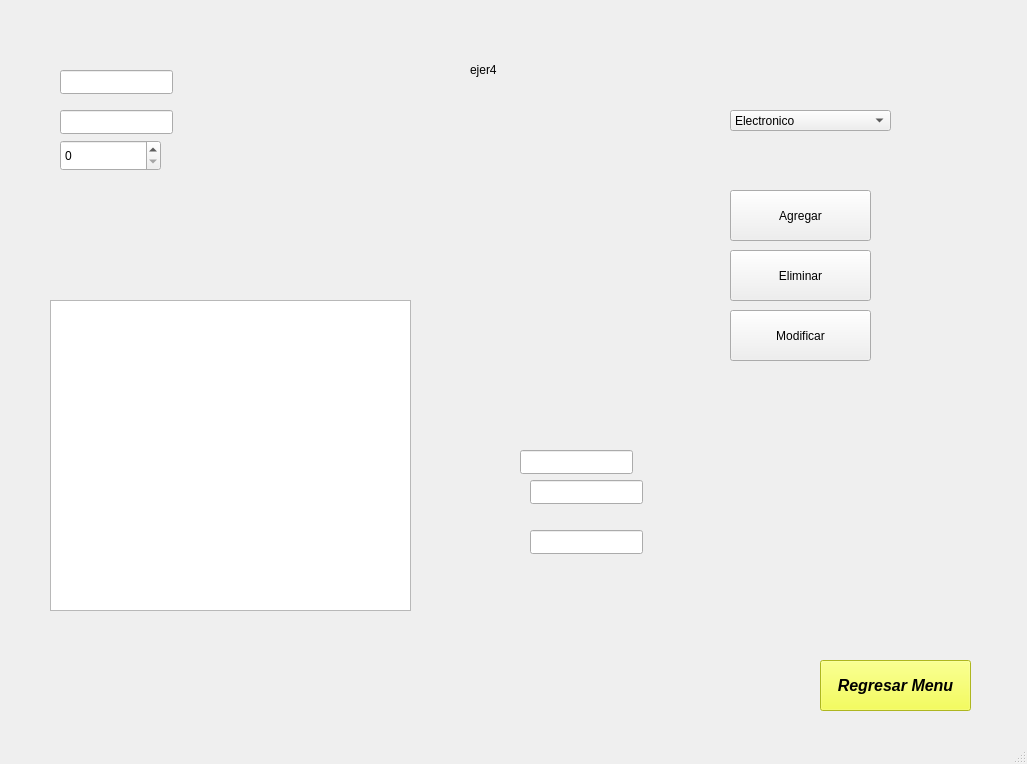
harlenlopez10/Laboratorio4_Harlen_Lopez_22311161, file cframe.ui: the form before one commit.
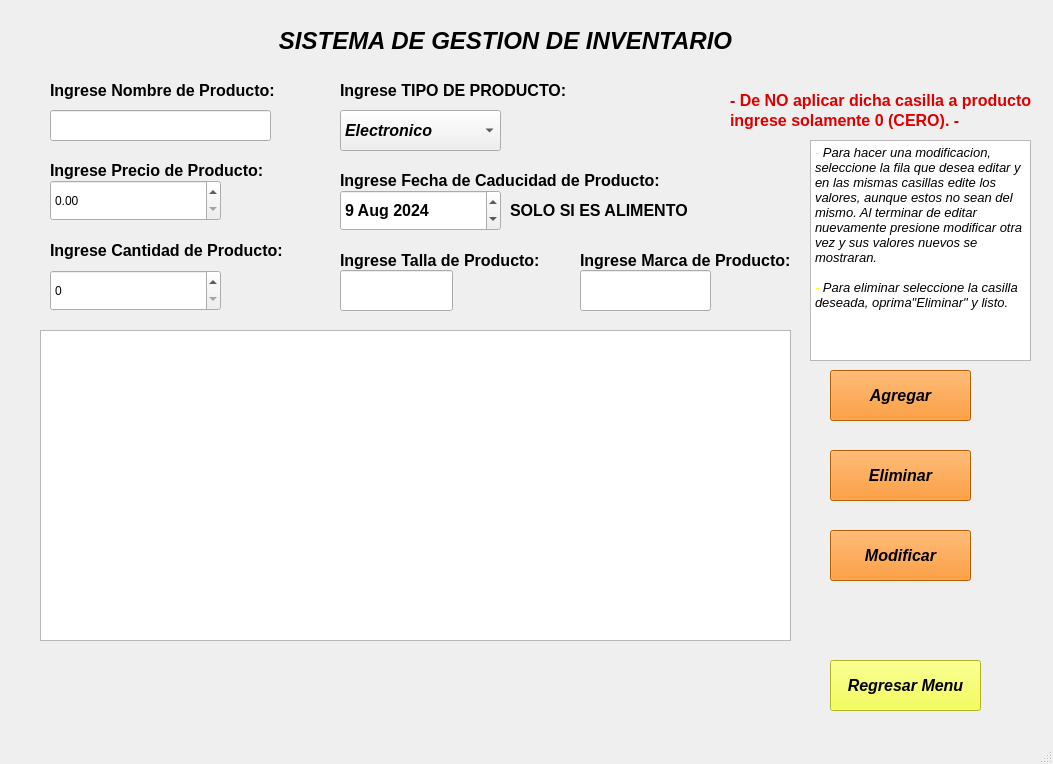
The form after the commit.

What changed in the file:
```diff
--- a/cframe.ui
+++ b/cframe.ui
@@ -6,7 +6,7 @@
    <rect>
     <x>0</x>
     <y>0</y>
-    <width>1027</width>
+    <width>1053</width>
     <height>764</height>
    </rect>
   </property>
@@ -19,7 +19,7 @@
      <rect>
       <x>10</x>
       <y>10</y>
-      <width>991</width>
+      <width>1031</width>
       <height>651</height>
      </rect>
     </property>
@@ -445,28 +445,26 @@
      </widget>
     </widget>
     <widget class="QWidget" name="page_2">
-     <widget class="QLabel" name="label_5">
-      <property name="geometry">
-       <rect>
-        <x>460</x>
-        <y>50</y>
-        <width>63</width>
-        <height>20</height>
-       </rect>
-      </property>
-      <property name="text">
-       <string>ejer4</string>
-      </property>
-     </widget>
      <widget class="QPushButton" name="btnAgg">
       <property name="geometry">
        <rect>
-        <x>720</x>
-        <y>180</y>
+        <x>820</x>
+        <y>360</y>
         <width>141</width>
         <height>51</height>
        </rect>
       </property>
+      <property name="font">
+       <font>
+        <pointsize>12</pointsize>
+        <italic>true</italic>
+        <bold>true</bold>
+       </font>
+      </property>
+      <property name="styleSheet">
+       <string notr="true">background-color: rgb(255, 128, 0);
+color: rgb(0, 0, 0);</string>
+      </property>
       <property name="text">
        <string>Agregar</string>
       </property>
@@ -474,12 +472,23 @@
      <widget class="QPushButton" name="btnDelete">
       <property name="geometry">
        <rect>
-        <x>720</x>
-        <y>240</y>
+        <x>820</x>
+        <y>440</y>
         <width>141</width>
         <height>51</height>
        </rect>
       </property>
+      <property name="font">
+       <font>
+        <pointsize>12</pointsize>
+        <italic>true</italic>
+        <bold>true</bold>
+       </font>
+      </property>
+      <property name="styleSheet">
+       <string notr="true">background-color: rgb(255, 128, 0);
+color: rgb(0, 0, 0);</string>
+      </property>
       <property name="text">
        <string>Eliminar</string>
       </property>
@@ -487,12 +496,23 @@
      <widget class="QPushButton" name="btnMod">
       <property name="geometry">
        <rect>
-        <x>720</x>
-        <y>300</y>
+        <x>820</x>
+        <y>520</y>
         <width>141</width>
         <height>51</height>
        </rect>
       </property>
+      <property name="font">
+       <font>
+        <pointsize>12</pointsize>
+        <italic>true</italic>
+        <bold>true</bold>
+       </font>
+      </property>
+      <property name="styleSheet">
+       <string notr="true">background-color: rgb(255, 128, 0);
+color: rgb(0, 0, 0);</string>
+      </property>
       <property name="text">
        <string>Modificar</string>
       </property>
@@ -500,42 +520,29 @@
      <widget class="QLineEdit" name="nombreEdit">
       <property name="geometry">
        <rect>
-        <x>50</x>
-        <y>60</y>
-        <width>113</width>
-        <height>24</height>
-       </rect>
-      </property>
-     </widget>
-     <widget class="QLineEdit" name="precioEdit">
-      <property name="geometry">
-       <rect>
-        <x>50</x>
+        <x>40</x>
         <y>100</y>
-        <width>113</width>
-        <height>24</height>
-       </rect>
-      </property>
-     </widget>
-     <widget class="QLineEdit" name="lineEditFechaCaducidad">
-      <property name="geometry">
-       <rect>
-        <x>510</x>
-        <y>440</y>
-        <width>113</width>
-        <height>24</height>
+        <width>221</width>
+        <height>31</height>
        </rect>
       </property>
      </widget>
      <widget class="QComboBox" name="comboBoxTipoProducto">
       <property name="geometry">
        <rect>
-        <x>720</x>
+        <x>330</x>
         <y>100</y>
         <width>161</width>
-        <height>21</height>
+        <height>41</height>
        </rect>
       </property>
+      <property name="font">
+       <font>
+        <pointsize>12</pointsize>
+        <italic>true</italic>
+        <bold>true</bold>
+       </font>
+      </property>
       <item>
        <property name="text">
         <string>Electronico</string>
@@ -555,49 +562,332 @@
      <widget class="QListWidget" name="listWidget">
       <property name="geometry">
        <rect>
-        <x>40</x>
-        <y>290</y>
-        <width>361</width>
+        <x>30</x>
+        <y>320</y>
+        <width>751</width>
         <height>311</height>
        </rect>
       </property>
+      <property name="font">
+       <font>
+        <pointsize>12</pointsize>
+        <bold>true</bold>
+       </font>
+      </property>
      </widget>
      <widget class="QSpinBox" name="spinBoxCantidad">
       <property name="geometry">
        <rect>
-        <x>50</x>
-        <y>130</y>
-        <width>101</width>
-        <height>31</height>
+        <x>40</x>
+        <y>260</y>
+        <width>171</width>
+        <height>41</height>
        </rect>
       </property>
      </widget>
      <widget class="QLineEdit" name="lineEditTalla">
       <property name="geometry">
        <rect>
-        <x>520</x>
-        <y>470</y>
+        <x>330</x>
+        <y>260</y>
         <width>113</width>
-        <height>24</height>
+        <height>41</height>
        </rect>
       </property>
      </widget>
      <widget class="QLineEdit" name="lineEditMarca">
       <property name="geometry">
        <rect>
-        <x>520</x>
-        <y>520</y>
-        <width>113</width>
-        <height>24</height>
+        <x>570</x>
+        <y>260</y>
+        <width>131</width>
+        <height>41</height>
        </rect>
       </property>
      </widget>
+     <widget class="QLabel" name="label_10">
+      <property name="geometry">
+       <rect>
+        <x>220</x>
+        <y>10</y>
+        <width>551</width>
+        <height>41</height>
+       </rect>
+      </property>
+      <property name="font">
+       <font>
+        <pointsize>18</pointsize>
+        <italic>true</italic>
+        <bold>true</bold>
+       </font>
+      </property>
+      <property name="text">
+       <string>SISTEMA DE GESTION DE INVENTARIO</string>
+      </property>
+      <property name="alignment">
+       <set>Qt::AlignmentFlag::AlignCenter</set>
+      </property>
+     </widget>
+     <widget class="QLabel" name="label_4">
+      <property name="geometry">
+       <rect>
+        <x>40</x>
+        <y>70</y>
+        <width>301</width>
+        <height>21</height>
+       </rect>
+      </property>
+      <property name="font">
+       <font>
+        <pointsize>12</pointsize>
+        <bold>true</bold>
+       </font>
+      </property>
+      <property name="text">
+       <string>Ingrese Nombre de Producto:</string>
+      </property>
+     </widget>
+     <widget class="QDoubleSpinBox" name="SBprecioEdit">
+      <property name="geometry">
+       <rect>
+        <x>40</x>
+        <y>170</y>
+        <width>171</width>
+        <height>41</height>
+       </rect>
+      </property>
+      <property name="maximum">
+       <double>100000.990000000005239</double>
+      </property>
+     </widget>
+     <widget class="QLabel" name="label_5">
+      <property name="geometry">
+       <rect>
+        <x>40</x>
+        <y>150</y>
+        <width>301</width>
+        <height>21</height>
+       </rect>
+      </property>
+      <property name="font">
+       <font>
+        <pointsize>12</pointsize>
+        <bold>true</bold>
+       </font>
+      </property>
+      <property name="text">
+       <string>Ingrese Precio de Producto:</string>
+      </property>
+     </widget>
+     <widget class="QLabel" name="label_11">
+      <property name="geometry">
+       <rect>
+        <x>40</x>
+        <y>230</y>
+        <width>301</width>
+        <height>21</height>
+       </rect>
+      </property>
+      <property name="font">
+       <font>
+        <pointsize>12</pointsize>
+        <bold>true</bold>
+       </font>
+      </property>
+      <property name="text">
+       <string>Ingrese Cantidad de Producto:</string>
+      </property>
+     </widget>
+     <widget class="QLabel" name="label_12">
+      <property name="geometry">
+       <rect>
+        <x>330</x>
+        <y>70</y>
+        <width>251</width>
+        <height>21</height>
+       </rect>
+      </property>
+      <property name="font">
+       <font>
+        <pointsize>12</pointsize>
+        <bold>true</bold>
+       </font>
+      </property>
+      <property name="text">
+       <string>Ingrese TIPO DE PRODUCTO:</string>
+      </property>
+     </widget>
+     <widget class="QDateEdit" name="dateCaducidadEdit">
+      <property name="geometry">
+       <rect>
+        <x>330</x>
+        <y>180</y>
+        <width>161</width>
+        <height>41</height>
+       </rect>
+      </property>
+      <property name="font">
+       <font>
+        <pointsize>12</pointsize>
+        <bold>true</bold>
+       </font>
+      </property>
+      <property name="date">
+       <date>
+        <year>2024</year>
+        <month>8</month>
+        <day>9</day>
+       </date>
+      </property>
+     </widget>
+     <widget class="QLabel" name="label_13">
+      <property name="geometry">
+       <rect>
+        <x>330</x>
+        <y>160</y>
+        <width>331</width>
+        <height>21</height>
+       </rect>
+      </property>
+      <property name="font">
+       <font>
+        <pointsize>12</pointsize>
+        <bold>true</bold>
+       </font>
+      </property>
+      <property name="text">
+       <string>Ingrese Fecha de Caducidad de Producto:</string>
+      </property>
+     </widget>
+     <widget class="QLabel" name="label_14">
+      <property name="geometry">
+       <rect>
+        <x>330</x>
+        <y>240</y>
+        <width>301</width>
+        <height>21</height>
+       </rect>
+      </property>
+      <property name="font">
+       <font>
+        <pointsize>12</pointsize>
+        <bold>true</bold>
+       </font>
+      </property>
+      <property name="text">
+       <string>Ingrese Talla de Producto:</string>
+      </property>
+     </widget>
+     <widget class="QLabel" name="label_15">
+      <property name="geometry">
+       <rect>
+        <x>570</x>
+        <y>240</y>
+        <width>301</width>
+        <height>21</height>
+       </rect>
+      </property>
+      <property name="font">
+       <font>
+        <pointsize>12</pointsize>
+        <bold>true</bold>
+       </font>
+      </property>
+      <property name="text">
+       <string>Ingrese Marca de Producto:</string>
+      </property>
+     </widget>
+     <widget class="QLabel" name="label_31">
+      <property name="geometry">
+       <rect>
+        <x>720</x>
+        <y>80</y>
+        <width>301</width>
+        <height>21</height>
+       </rect>
+      </property>
+      <property name="font">
+       <font>
+        <pointsize>12</pointsize>
+        <bold>true</bold>
+       </font>
+      </property>
+      <property name="styleSheet">
+       <string notr="true">color: rgb(222, 0, 0);</string>
+      </property>
+      <property name="text">
+       <string>- De NO aplicar dicha casilla a producto,</string>
+      </property>
+     </widget>
+     <widget class="QLabel" name="label_32">
+      <property name="geometry">
+       <rect>
+        <x>720</x>
+        <y>100</y>
+        <width>301</width>
+        <height>21</height>
+       </rect>
+      </property>
+      <property name="font">
+       <font>
+        <pointsize>12</pointsize>
+        <bold>true</bold>
+       </font>
+      </property>
+      <property name="styleSheet">
+       <string notr="true">color: rgb(222, 0, 0);</string>
+      </property>
+      <property name="text">
+       <string>ingrese solamente 0 (CERO). -</string>
+      </property>
+     </widget>
+     <widget class="QLabel" name="label_33">
+      <property name="geometry">
+       <rect>
+        <x>500</x>
+        <y>190</y>
+        <width>191</width>
+        <height>21</height>
+       </rect>
+      </property>
+      <property name="font">
+       <font>
+        <pointsize>12</pointsize>
+        <bold>true</bold>
+       </font>
+      </property>
+      <property name="text">
+       <string>SOLO SI ES ALIMENTO</string>
+      </property>
+     </widget>
+     <widget class="QTextBrowser" name="textBrowser">
+      <property name="geometry">
+       <rect>
+        <x>800</x>
+        <y>130</y>
+        <width>221</width>
+        <height>221</height>
+       </rect>
+      </property>
+      <property name="html">
+       <string>&lt;!DOCTYPE HTML PUBLIC &quot;-//W3C//DTD HTML 4.0//EN&quot; &quot;http://www.w3.org/TR/REC-html40/strict.dtd&quot;&gt;
+&lt;html&gt;&lt;head&gt;&lt;meta name=&quot;qrichtext&quot; content=&quot;1&quot; /&gt;&lt;meta charset=&quot;utf-8&quot; /&gt;&lt;style type=&quot;text/css&quot;&gt;
+p, li { white-space: pre-wrap; }
+hr { height: 1px; border-width: 0; }
+li.unchecked::marker { content: &quot;\2610&quot;; }
+li.checked::marker { content: &quot;\2612&quot;; }
+&lt;/style&gt;&lt;/head&gt;&lt;body style=&quot; font-family:'Segoe UI'; font-size:9pt; font-weight:400; font-style:normal;&quot;&gt;
+&lt;p style=&quot; margin-top:0px; margin-bottom:0px; margin-left:0px; margin-right:0px; -qt-block-indent:0; text-indent:0px;&quot;&gt;&lt;span style=&quot; font-size:10pt; font-style:italic; color:#ffff00;&quot;&gt;-&lt;/span&gt;&lt;span style=&quot; font-size:10pt; font-style:italic;&quot;&gt; Para hacer una modificacion, seleccione la fila que desea editar y en las mismas casillas edite los valores, aunque estos no sean del mismo. Al terminar de editar nuevamente presione modificar otra vez y sus valores nuevos se mostraran.&lt;/span&gt;&lt;/p&gt;
+&lt;p style=&quot;-qt-paragraph-type:empty; margin-top:0px; margin-bottom:0px; margin-left:0px; margin-right:0px; -qt-block-indent:0; text-indent:0px; font-size:10pt; font-style:italic;&quot;&gt;&lt;br /&gt;&lt;/p&gt;
+&lt;p style=&quot; margin-top:0px; margin-bottom:0px; margin-left:0px; margin-right:0px; -qt-block-indent:0; text-indent:0px;&quot;&gt;&lt;span style=&quot; font-size:10pt; font-style:italic; color:#ffff00;&quot;&gt;-&lt;/span&gt;&lt;span style=&quot; font-size:10pt; font-style:italic;&quot;&gt; Para eliminar seleccione la casilla deseada, oprima&amp;quot;Eliminar&amp;quot; y listo.&lt;/span&gt;&lt;/p&gt;&lt;/body&gt;&lt;/html&gt;</string>
+      </property>
+     </widget>
     </widget>
    </widget>
    <widget class="QPushButton" name="pushButton">
     <property name="geometry">
      <rect>
-      <x>820</x>
+      <x>830</x>
       <y>660</y>
       <width>151</width>
       <height>51</height>
```
Left out of the diff: 2 changed lines with no effect on the pictures.
